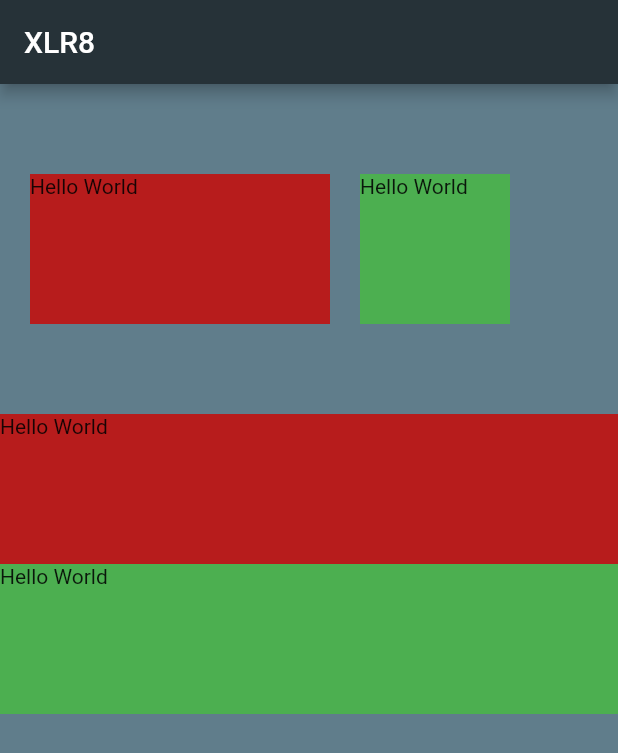
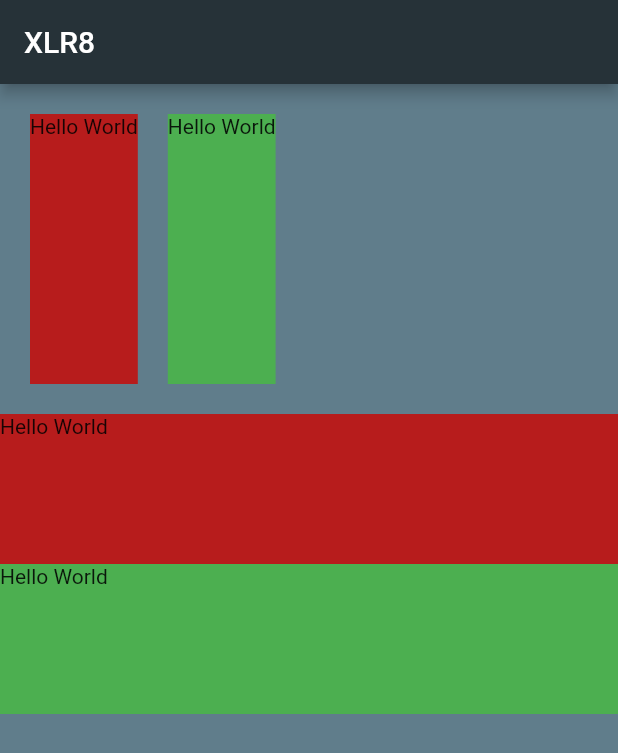
Before and after one commit to sumit8275/xlr8_repo, a Flutter app: the screen it shows after launch, on a phone screen of 412 x 824 dp. Shown: the top 753 px of the screen. Run offline on Flutter 3.47's test engine with Material 2 defaults, Android fonts, the phone set to English and light mode, and no system bars.

```diff
--- a/lib/main.dart
+++ b/lib/main.dart
@@ -20,18 +20,17 @@ class MyApp extends StatelessWidget {
                   width: double.infinity,
                   color: Colors.blue[750],
                   child: Row(
+                    crossAxisAlignment: CrossAxisAlignment.stretch,
                     children: [
                       Container(
                         margin: const EdgeInsets.all(10.0),
                         height: 100,
-                        width: 200,
                         color: Colors.red[900],
                         child: Text('Hello World'),
                       ),
                       Container(
                         margin: const EdgeInsets.all(10.0),
                         height: 100,
-                        width: 100,
                         color: Colors.green,
                         child: Text('Hello World'),
                       ),
```
Also changed, not shown: 1 other file.
